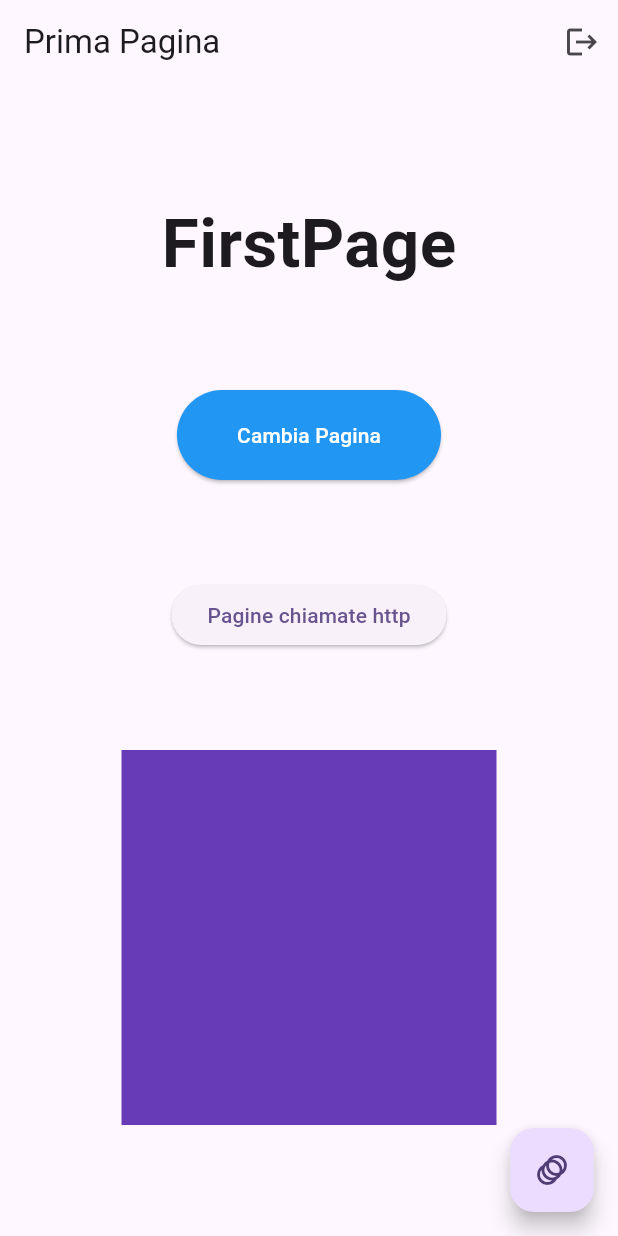
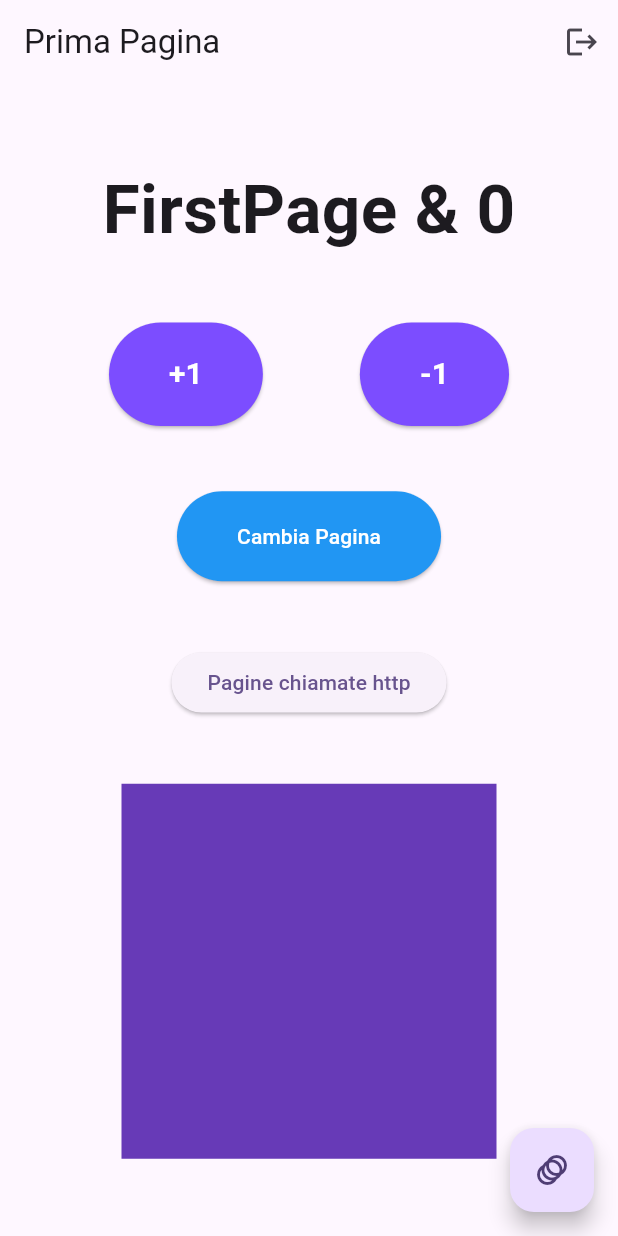
Before and after one commit to SerpenTaki/key_gen_app, a Flutter app: the Primapagina screen opened directly, on a phone screen of 412 x 824 dp. Run offline on Flutter 3.47's test engine with Material 3 defaults, Android fonts, the phone set to English and light mode, and no system bars; our stand-ins replace firebase_auth, firebase_core, google_fonts, location; accounts and stored records are empty.

Commit message:
Provider

```diff
--- /dev/null
+++ b/key_gen_app/lib/providers/counter.dart
@@ -0,0 +1,17 @@
+import 'package:flutter/material.dart';
+
+class Counter with ChangeNotifier{
+  int _count = 0;
+
+  int get count => _count;
+
+  void plusOne(){
+    _count += 1;
+    notifyListeners();
+  }
+
+  void minusOne(){
+    _count--;
+    notifyListeners();
+  }
+}
--- a/key_gen_app/lib/screens/PrimaPagina.dart
+++ b/key_gen_app/lib/screens/PrimaPagina.dart
@@ -1,5 +1,7 @@
 import 'package:flutter/material.dart';
 import 'dart:math';
+import 'package:key_gen_app/providers/counter.dart';
+import 'package:provider/provider.dart';
 
 import '../services/auth.dart';
 
@@ -15,21 +17,27 @@ class _PrimapaginaState extends State<Primapagina> {
   double _height = 250;
   Color _color = Colors.deepPurple;
   double _padding = 8;
+  late int numero;
 
-  Future<void> signOut() async{
+  Future<void> signOut() async {
     await Auth().signOut();
   }
 
   @override
   Widget build(BuildContext context) {
     return Scaffold(
-      appBar: AppBar(title: Text("Prima Pagina"),
-      actions: [
-        IconButton(onPressed: (){
-          signOut();
-          //Navigator.pop(context);
-        }, icon: const Icon(Icons.logout)),
-      ],),
+      appBar: AppBar(
+        title: Text("Prima Pagina"),
+        actions: [
+          IconButton(
+            onPressed: () {
+              signOut();
+              //Navigator.pop(context);
+            },
+            icon: const Icon(Icons.logout),
+          ),
+        ],
+      ),
       body: Center(
         child: AnimatedPadding(
           duration: const Duration(seconds: 1),
@@ -40,8 +48,53 @@ class _PrimapaginaState extends State<Primapagina> {
             //crossAxisAlignment: CrossAxisAlignment.start,
             children: [
               Text(
-                "FirstPage",
+                "FirstPage & ${context.watch<Counter>().count}",
                 style: TextStyle(fontSize: 45, fontWeight: FontWeight.bold),
+              ),
+              Row(
+                mainAxisAlignment: MainAxisAlignment.spaceEvenly,
+                children: [
+                  ElevatedButton(
+                    onPressed: () {
+                      context.read<Counter>().plusOne();
+                    },
+                    style: ElevatedButton.styleFrom(
+                      foregroundColor: Colors.white,
+                      backgroundColor: Colors.deepPurpleAccent,
+                      padding: const EdgeInsets.symmetric(
+                        vertical: 20,
+                        horizontal: 40,
+                      ),
+                    ),
+                    child: Text(
+                      "+1",
+                      style: TextStyle(
+                        fontWeight: FontWeight.bold,
+                        fontSize: 20,
+                      ),
+                    ),
+                  ),
+                  ElevatedButton(
+                    onPressed: () {
+                      context.read<Counter>().minusOne();
+                    },
+                    style: ElevatedButton.styleFrom(
+                      foregroundColor: Colors.white,
+                      backgroundColor: Colors.deepPurpleAccent,
+                      padding: const EdgeInsets.symmetric(
+                        vertical: 20,
+                        horizontal: 40,
+                      ),
+                    ),
+                    child: Text(
+                      "-1",
+                      style: TextStyle(
+                        fontWeight: FontWeight.bold,
+                        fontSize: 20,
+                      ),
+                    ),
+                  ),
+                ],
               ),
               ElevatedButton(
                 onPressed: () {
@@ -62,7 +115,12 @@ class _PrimapaginaState extends State<Primapagina> {
                 ),
                 child: const Text("Cambia Pagina"),
               ),
-              ElevatedButton(onPressed: (){Navigator.pushNamed(context, "/Pagina1");}, child: Text("Pagine chiamate http")),
+              ElevatedButton(
+                onPressed: () {
+                  Navigator.pushNamed(context, "/Pagina1");
+                },
+                child: Text("Pagine chiamate http"),
+              ),
               AnimatedContainer(
                 width: _width,
                 height: _height,
@@ -80,10 +138,16 @@ class _PrimapaginaState extends State<Primapagina> {
             final random = Random();
             _width = random.nextInt(250).toDouble();
             _height = random.nextInt(250).toDouble();
-            _color = Color.fromRGBO(random.nextInt(255), random.nextInt(255), random.nextInt(255), 1);
+            _color = Color.fromRGBO(
+              random.nextInt(255),
+              random.nextInt(255),
+              random.nextInt(255),
+              1,
+            );
             _padding = random.nextInt(50).toDouble();
           });
-        }, child: Icon(Icons.animation),
+        },
+        child: Icon(Icons.animation),
       ),
     );
   }
--- a/key_gen_app/pubspec.yaml
+++ b/key_gen_app/pubspec.yaml
@@ -40,6 +40,7 @@ dependencies:
   firebase_core: ^4.1.1
   firebase_auth: ^6.1.0
   location: ^8.0.1
+  provider: ^6.1.5+1
 
 dev_dependencies:
   flutter_test:
```
Also changed, not shown: key_gen_app/lib/main2.dart (+29 -19 lines), key_gen_app/lib/screens/SecondaPagina.dart (+9 -1 lines), key_gen_app/pubspec.lock, 1 other file.
